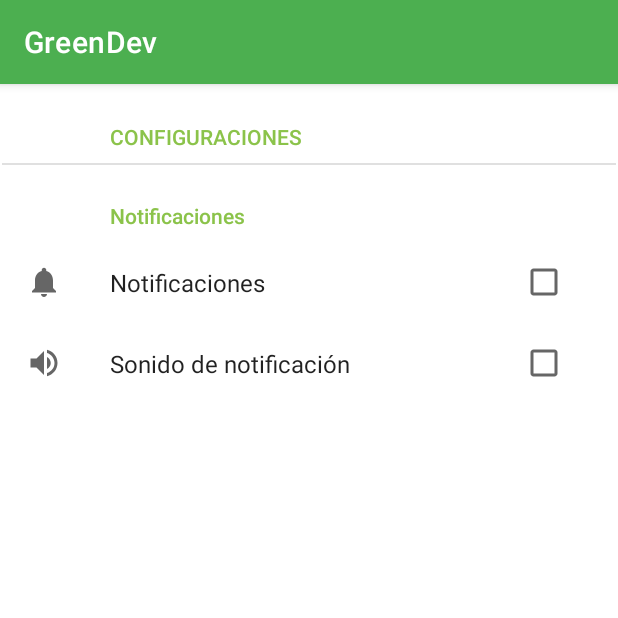
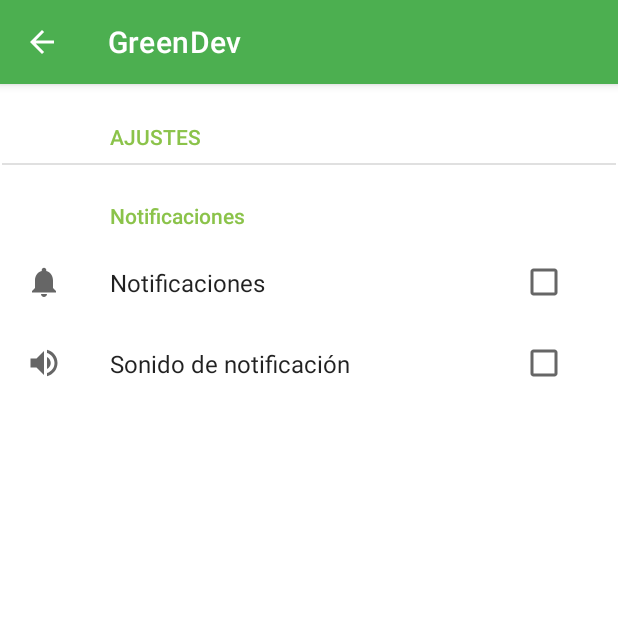
Before and after one commit to GreenDevGroup/GreenDev, an Android app: the SettingsFragment screen opened through its navigation route, on a phone screen of 412 x 824 dp, the top half of it. Run offline under Robolectric (Android 15) with nearby library versions, the phone set to English and light mode, and no system bars; our stand-ins replace Picasso, androidx.preference.

Commit message:
app con fragments y preferences Sprint3 completado

```diff
--- a/greendevapp/src/main/java/com/bmao/greendevapp/detail/TouristicDetailFragment.kt
+++ b/greendevapp/src/main/java/com/bmao/greendevapp/detail/TouristicDetailFragment.kt
@@ -8,6 +8,7 @@ import android.view.ViewGroup
 import androidx.navigation.fragment.navArgs
 import com.bmao.greendevapp.R
 import com.bmao.greendevapp.databinding.FragmentTouristicDetailBinding
+import com.bmao.greendevapp.main.MainActivity
 import org.imaginativeworld.whynotimagecarousel.model.CarouselItem
 import org.imaginativeworld.whynotimagecarousel.ImageCarousel
 
@@ -17,6 +18,11 @@ class TouristicDetailFragment : Fragment() {
     private lateinit var DetailBinding : FragmentTouristicDetailBinding
     private val args : TouristicDetailFragmentArgs by navArgs()
     private val list = mutableListOf<CarouselItem>()
+
+    override fun onCreate(savedInstanceState: Bundle?) {
+        super.onCreate(savedInstanceState)
+        (activity as MainActivity?)?.showIcon()
+    }
 
     override fun onCreateView(
         inflater: LayoutInflater, container: ViewGroup?,
--- a/greendevapp/src/main/java/com/bmao/greendevapp/list/TouristicListFragment.kt
+++ b/greendevapp/src/main/java/com/bmao/greendevapp/list/TouristicListFragment.kt
@@ -8,6 +8,7 @@ import android.view.ViewGroup
 import androidx.navigation.fragment.findNavController
 import androidx.recyclerview.widget.LinearLayoutManager
 import com.bmao.greendevapp.databinding.FragmentTouristicListBinding
+import com.bmao.greendevapp.main.MainActivity
 import com.bmao.greendevapp.model.TouristicAttraction
 import com.bmao.greendevapp.model.TouristicAttractionItem
 import com.google.gson.Gson
@@ -29,6 +30,7 @@ class TouristicListFragment : Fragment() {
 
     override fun onViewCreated(view: View, savedInstanceState: Bundle?) {
         super.onViewCreated(view, savedInstanceState)
+        (activity as MainActivity?)?.hideIcon()
         listTouristicAttractions = loadMockJSON()
         touristicsAdapter = TouristicCentresAdapter(listTouristicAttractions, onItemClicked = {onTouristicCentreClicked(it)} )
         listBinding.resortsRecyclerView.apply {
--- a/greendevapp/src/main/java/com/bmao/greendevapp/main/MainActivity.kt
+++ b/greendevapp/src/main/java/com/bmao/greendevapp/main/MainActivity.kt
@@ -2,11 +2,55 @@ package com.bmao.greendevapp.main
 
 import androidx.appcompat.app.AppCompatActivity
 import android.os.Bundle
+import android.view.Menu
+import android.view.MenuInflater
+import android.view.MenuItem
+import androidx.appcompat.app.ActionBar
+import androidx.fragment.app.FragmentManager
+import androidx.fragment.app.FragmentTransaction
 import com.bmao.greendevapp.R
+import com.bmao.greendevapp.preference.SettingsFragment
 
 class MainActivity : AppCompatActivity() {
     override fun onCreate(savedInstanceState: Bundle?) {
         super.onCreate(savedInstanceState)
         setContentView(R.layout.activity_main)
     }
+
+    override fun onCreateOptionsMenu(menu: Menu?): Boolean {
+        val inflater: MenuInflater =menuInflater
+        inflater.inflate(R.menu.overflow_menu,menu)
+        return true
+    }
+
+    override fun onOptionsItemSelected(item: MenuItem): Boolean {
+
+        val fm:FragmentManager=supportFragmentManager
+        val ft:FragmentTransaction=fm.beginTransaction()
+
+        return when(item.itemId){
+            R.id.menu_preferences -> {
+                val settingsFragment=SettingsFragment()
+                ft.replace(R.id.fragmentContainerView,settingsFragment).commit()
+                ft.addToBackStack(null)
+                true
+            }
+
+            android.R.id.home->{
+                onBackPressed()
+                true
+            }
+            else ->{return true}
+        }
+    }
+
+    fun showIcon(){
+        val actionBar: ActionBar?=supportActionBar
+        actionBar?.setDisplayHomeAsUpEnabled(true)
+    }
+
+    fun hideIcon(){
+        val actionBar: ActionBar?=supportActionBar
+        actionBar?.setDisplayHomeAsUpEnabled(false)
+    }
 }
--- a/greendevapp/src/main/java/com/bmao/greendevapp/preference/SettingsFragment.kt
+++ b/greendevapp/src/main/java/com/bmao/greendevapp/preference/SettingsFragment.kt
@@ -1,12 +1,27 @@
 package com.bmao.greendevapp.preference
 
 import android.os.Bundle
+import android.view.Menu
+import android.view.MenuInflater
 import androidx.preference.PreferenceFragmentCompat
 import com.bmao.greendevapp.R
+import com.bmao.greendevapp.main.MainActivity
 
 class SettingsFragment : PreferenceFragmentCompat() {
+
+    override fun onCreate(savedInstanceState: Bundle?) {
+        super.onCreate(savedInstanceState)
+        setHasOptionsMenu(true)
+        (activity as MainActivity?)?.showIcon()
+    }
 
     override fun onCreatePreferences(savedInstanceState: Bundle?, rootKey: String?) {
         setPreferencesFromResource(R.xml.root_preferences, rootKey)
     }
+
+    override fun onCreateOptionsMenu(menu: Menu, inflater: MenuInflater) {
+        super.onCreateOptionsMenu(menu, inflater)
+        menu.clear()
+    }
+
 }
--- /dev/null
+++ b/greendevapp/src/main/res/menu/overflow_menu.xml
@@ -0,0 +1,7 @@
+<?xml version="1.0" encoding="utf-8"?>
+<menu xmlns:android="http://schemas.android.com/apk/res/android">
+
+    <item
+        android:id="@+id/menu_preferences"
+        android:title="@string/preferences" />
+</menu>
--- a/greendevapp/src/main/res/values/strings.xml
+++ b/greendevapp/src/main/res/values/strings.xml
@@ -25,6 +25,7 @@
     <string name="attachment_summary_on">Automatically download attachments for incoming emails
     </string>
     <string name="attachment_summary_off">Only download attachments when manually requested</string>
-    <string name="configure">CONFIGURACIONES</string>
+    <string name="settings">AJUSTES</string>
     <string name="notifications">Notificaciones</string>
+    <string name="preferences">Ajustes</string>
 </resources>
--- a/greendevapp/src/main/res/xml/root_preferences.xml
+++ b/greendevapp/src/main/res/xml/root_preferences.xml
@@ -1,7 +1,7 @@
 <PreferenceScreen xmlns:android="http://schemas.android.com/apk/res/android"
     xmlns:app="http://schemas.android.com/apk/res-auto">
 
-    <PreferenceCategory app:title="@string/configure">
+    <PreferenceCategory app:title="@string/settings">
 
         <PreferenceCategory app:title="@string/notifications">
 
```
